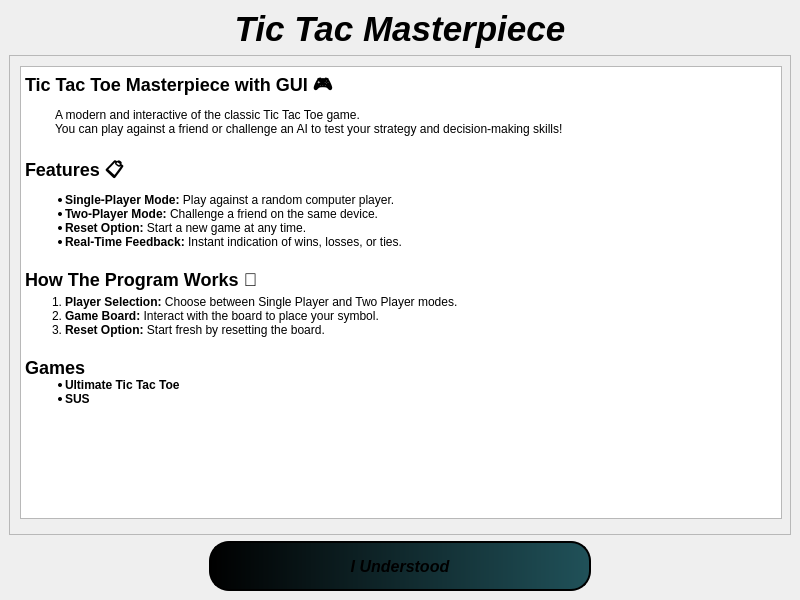
This is helpwindow.ui in Mohammed-3tef/Tic_Tac_Masterpiece_GUI as Qt 5 draws it before an edit. The edited form follows.
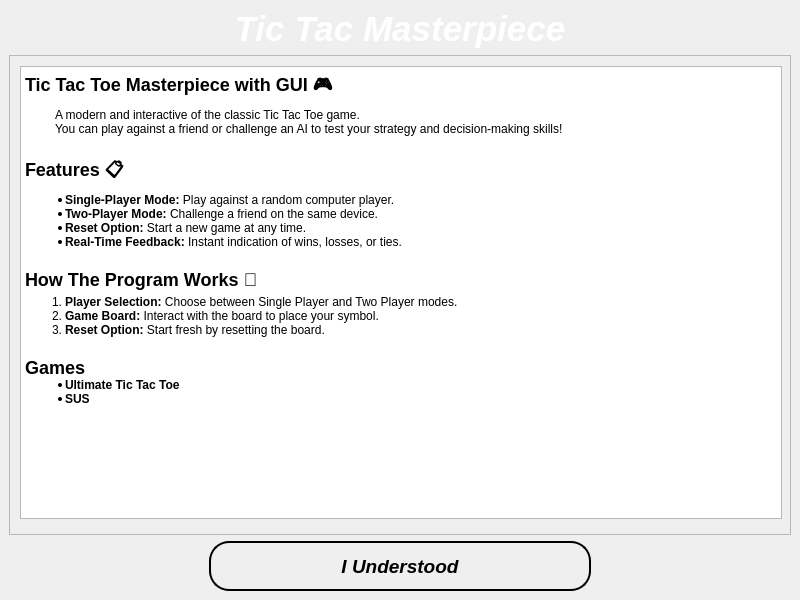
This is the edited form. Icons and pictures are not drawn.

```diff
--- a/helpwindow.ui
+++ b/helpwindow.ui
@@ -42,7 +42,7 @@
        </font>
       </property>
       <property name="styleSheet">
-       <string notr="true">color: #000;</string>
+       <string notr="true">color: white;</string>
       </property>
       <property name="text">
        <string>Tic Tac Masterpiece</string>
@@ -115,16 +115,19 @@
       </property>
       <property name="font">
        <font>
-        <pointsize>12</pointsize>
+        <pointsize>14</pointsize>
         <italic>true</italic>
         <bold>true</bold>
        </font>
       </property>
       <property name="styleSheet">
        <string notr="true">QPushButton {
-margin-right: 200%;
-margin-left: 200%;
-background: qlineargradient(spread:pad, x1:0, y1:0, x2:1, y2:0, stop:0 rgba(0, 0, 0, 255), stop:1 rgb(32, 81, 89));
+	margin-right: 200%;
+	margin-left: 200%;
+	background: qlineargradient(spread:pad, x1:0, y1:0, x2:1, y2:0,  
+	stop:1 #c8b6ff
+	stop:0 #7ccbd6);
+	
     color: #000; 
     border: 2px solid rgb(0,0,0) ;
     border-radius: 20px;
```
Left out of the diff: 20 changed lines with no effect on the pictures.
